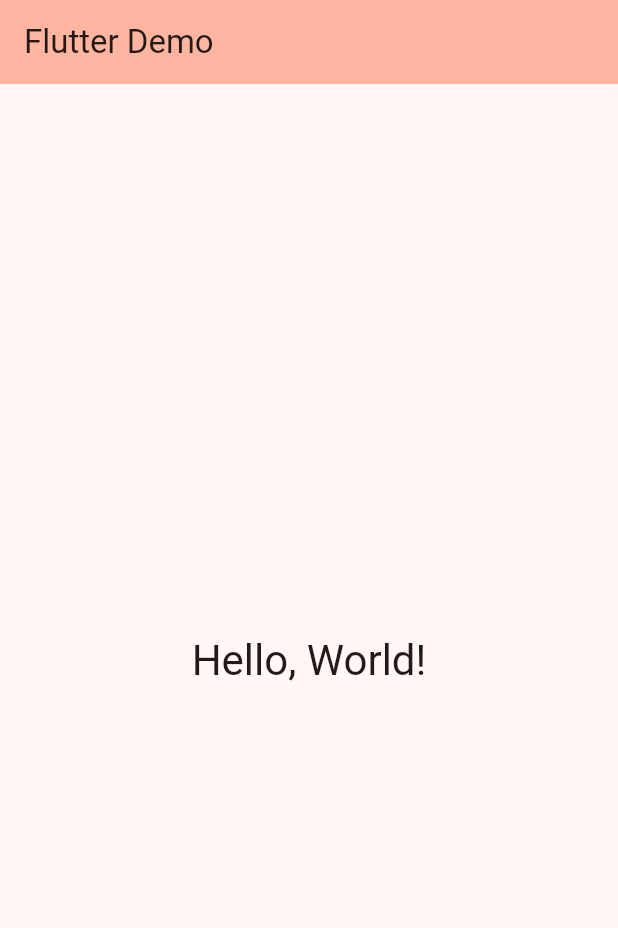
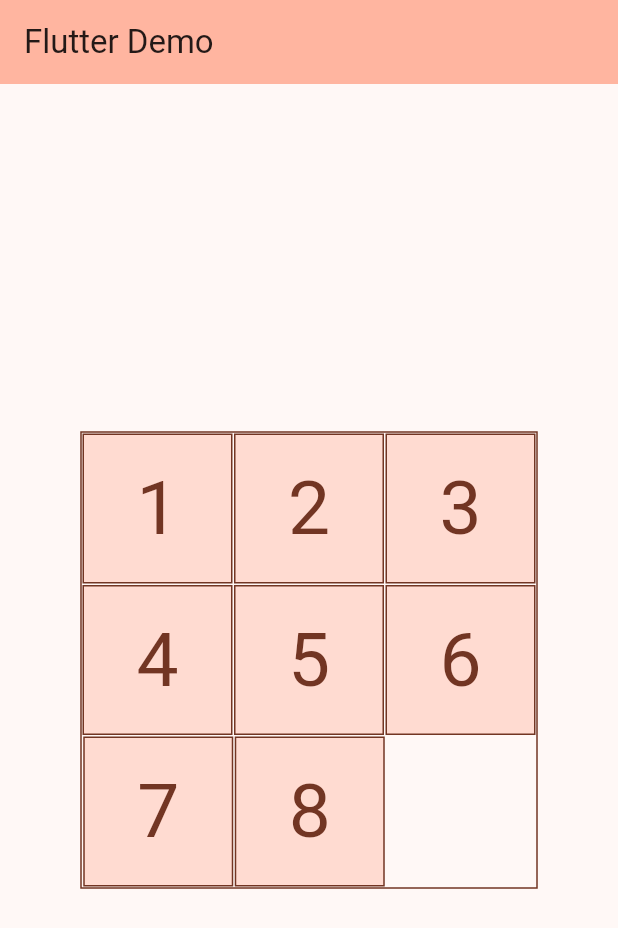
Before and after one commit to 0xharkirat/puzzles, a Flutter app: the screen it shows after launch, on a phone screen of 412 x 824 dp. Shown: the top 928 px of the screen. Run offline on Flutter 3.47's test engine with Material 3 defaults, Android fonts, the light colour scheme and no system bars; our stand-ins replace flutter_riverpod.

Commit message:
add game controller

```diff
--- a/lib/main.dart
+++ b/lib/main.dart
@@ -1,8 +1,9 @@
 import 'package:flutter/material.dart';
+import 'package:flutter_riverpod/flutter_riverpod.dart';
 import 'package:puzzles/src/views/screens/home_screen.dart';
 
 void main() {
-  runApp(const MyApp());
+  runApp(const ProviderScope(child: MyApp()));
 }
 
 class MyApp extends StatelessWidget {
--- /dev/null
+++ b/lib/src/controllers/empty_square_controller.dart
@@ -0,0 +1,11 @@
+import 'package:flutter_riverpod/flutter_riverpod.dart';
+
+class EmptySquareController extends Notifier<int> {
+  @override
+  int build() {
+    return 8;
+  }
+}
+
+final emptySquareController =
+    NotifierProvider<EmptySquareController, int>(() => EmptySquareController());
--- a/lib/src/views/screens/home_screen.dart
+++ b/lib/src/views/screens/home_screen.dart
@@ -1,4 +1,5 @@
 import 'package:flutter/material.dart';
+import 'package:puzzles/src/views/widgets/square_widget.dart';
 
 class HomeScreen extends StatelessWidget {
   const HomeScreen({super.key});
@@ -10,10 +11,48 @@ class HomeScreen extends StatelessWidget {
         backgroundColor: Theme.of(context).colorScheme.inversePrimary,
         title: const Text('Flutter Demo'),
       ),
-      body: Center(
-        child: Text(
-          'Hello, World!',
-          style: Theme.of(context).textTheme.headlineMedium,
+      body:  Center(
+        child: Container(
+          decoration: BoxDecoration(
+            borderRadius: BorderRadius.zero,
+            border: Border.all(
+              color: Theme.of(context).colorScheme.onPrimaryContainer,
+              width: 1,
+            ),
+          ),
+          child: const Column(
+            mainAxisSize: MainAxisSize.min,
+            children: [
+              Row(
+                mainAxisSize: MainAxisSize.min,
+
+                children: [
+                  SquareWidget(0),
+                  SquareWidget(1),
+                  SquareWidget(2),
+                ],
+              ),
+              Row(
+                mainAxisSize: MainAxisSize.min,
+
+                children: [
+                  SquareWidget(3),
+                  SquareWidget(4),
+                  SquareWidget(5),
+                ],
+              ),
+              Row(
+                mainAxisSize: MainAxisSize.min,
+
+                children: [
+                  SquareWidget(6),
+                  SquareWidget(7),
+                  SquareWidget(8),
+                ],
+              ),
+
+            ],
+          ),
         ),
       ),
     );
--- /dev/null
+++ b/lib/src/views/widgets/square_widget.dart
@@ -0,0 +1,46 @@
+import 'package:flutter/material.dart';
+import 'package:flutter_riverpod/flutter_riverpod.dart';
+import 'package:puzzles/src/controllers/empty_square_controller.dart';
+
+class SquareWidget extends ConsumerWidget {
+  const SquareWidget(this.id, {super.key});
+  final int id;
+
+  @override
+  Widget build(BuildContext context, WidgetRef ref) {
+    final isEmptySquare = ref.watch(emptySquareController) == id;
+    if (isEmptySquare) {
+      return const SizedBox(
+        width: 100,
+        height: 100,
+      );
+    }
+    return Padding(
+      padding: const EdgeInsets.all(0.5),
+      child: InkWell(
+        onTap: () {},
+        child: Container(
+          width: 100,
+          height: 100,
+          decoration: BoxDecoration(
+            color: Theme.of(context).colorScheme.primaryContainer,
+            borderRadius: BorderRadius.zero,
+            border: Border.all(
+              color: Theme.of(context).colorScheme.onPrimaryContainer,
+              width: 1,
+            ),
+          ),
+          child: Center(
+            child: Text(
+              (id + 1).toString(),
+              style: TextStyle(
+                color: Theme.of(context).colorScheme.onPrimaryContainer,
+                fontSize: 50,
+              ),
+            ),
+          ),
+        ),
+      ),
+    );
+  }
+}
```
Also changed, not shown: lib/src/controllers/game_controller.dart (added, +27 -0 lines), lib/src/models/constants.dart (added, +13 -0 lines), lib/src/models/square.dart (added, +51 -0 lines).
